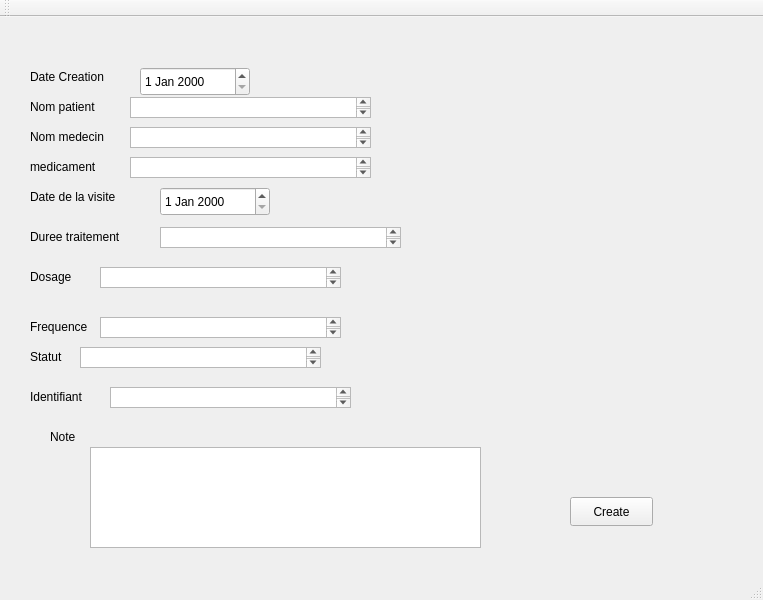
This is mainwindow.ui in ProjetCpp-2425/projetcpp-smart-pharmacy as Qt 5 draws it before an edit. The edited form follows.
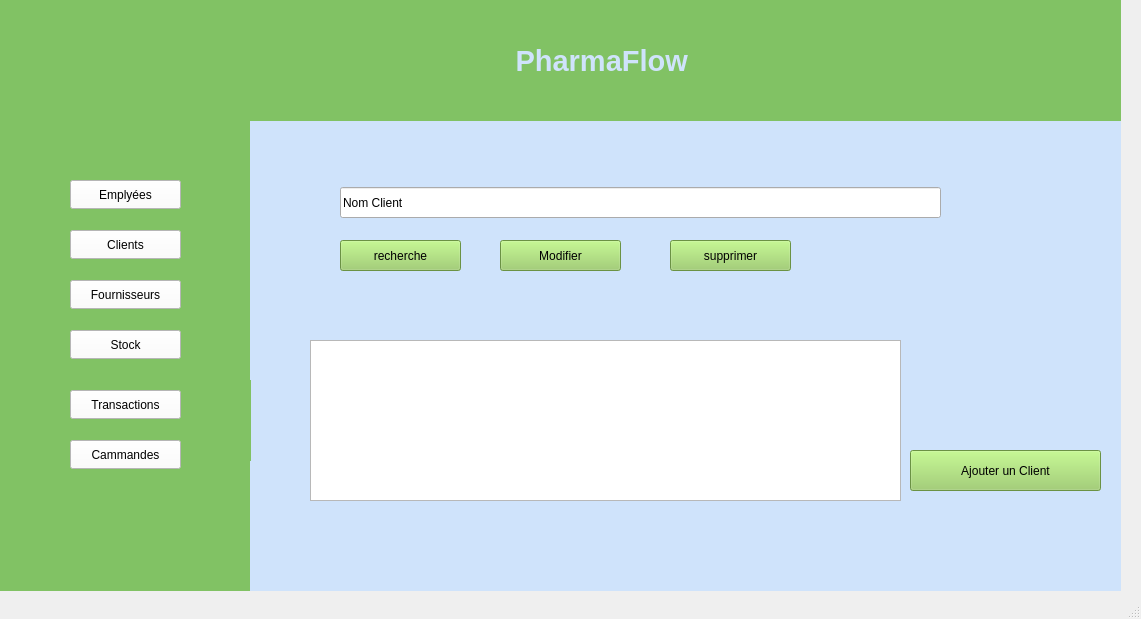
This is the edited form. Icons and pictures are not drawn.

The edit to the form file:
```diff
--- a/mainwindow.ui
+++ b/mainwindow.ui
@@ -6,302 +6,440 @@
    <rect>
     <x>0</x>
     <y>0</y>
-    <width>763</width>
-    <height>600</height>
+    <width>1141</width>
+    <height>619</height>
    </rect>
   </property>
   <property name="windowTitle">
-   <string>Gestion des Clients</string>
+   <string>MainWindow</string>
   </property>
-  <widget class="QWidget" name="centralWidget">
-   <widget class="QPushButton" name="pushButton">
+  <widget class="QWidget" name="centralwidget">
+   <widget class="QPushButton" name="Create">
     <property name="geometry">
      <rect>
-      <x>570</x>
-      <y>480</y>
-      <width>83</width>
-      <height>29</height>
+      <x>910</x>
+      <y>450</y>
+      <width>191</width>
+      <height>41</height>
      </rect>
     </property>
+    <property name="styleSheet">
+     <string notr="true">background-color :rgb(150, 205, 95);
+color:rgb(0,0,0);</string>
+    </property>
     <property name="text">
-     <string>Create</string>
+     <string>Ajouter un Client</string>
     </property>
    </widget>
-   <widget class="QLabel" name="label_2">
+   <widget class="QPushButton" name="chercher">
     <property name="geometry">
      <rect>
-      <x>30</x>
-      <y>50</y>
+      <x>340</x>
+      <y>240</y>
       <width>121</width>
-      <height>20</height>
+      <height>31</height>
      </rect>
     </property>
+    <property name="styleSheet">
+     <string notr="true">background-color :rgb(150, 205, 95);
+color:rgb(0,0,0);</string>
+    </property>
     <property name="text">
-     <string>Date Creation</string>
+     <string>recherche</string>
     </property>
    </widget>
-   <widget class="QLabel" name="label_3">
+   <widget class="QLineEdit" name="idRecherche">
     <property name="geometry">
      <rect>
-      <x>30</x>
-      <y>170</y>
+      <x>340</x>
+      <y>187</y>
+      <width>601</width>
+      <height>31</height>
+     </rect>
+    </property>
+    <property name="text">
+     <string>Nom Client</string>
+    </property>
+   </widget>
+   <widget class="QTableView" name="tableaffiche">
+    <property name="geometry">
+     <rect>
+      <x>310</x>
+      <y>340</y>
+      <width>591</width>
+      <height>161</height>
+     </rect>
+    </property>
+   </widget>
+   <widget class="QPushButton" name="pushButton_8">
+    <property name="geometry">
+     <rect>
+      <x>70</x>
+      <y>180</y>
       <width>111</width>
-      <height>20</height>
+      <height>29</height>
      </rect>
     </property>
+    <property name="styleSheet">
+     <string notr="true">background-color:rgb(255, 255, 255);
+color: rgb(0, 0, 0);</string>
+    </property>
     <property name="text">
-     <string>Date de la visite</string>
+     <string>Emplyées</string>
     </property>
    </widget>
    <widget class="QLabel" name="label_4">
     <property name="geometry">
      <rect>
-      <x>30</x>
-      <y>300</y>
-      <width>111</width>
-      <height>20</height>
+      <x>0</x>
+      <y>380</y>
+      <width>251</width>
+      <height>81</height>
      </rect>
     </property>
-    <property name="text">
-     <string>Frequence</string>
+    <property name="font">
+     <font>
+      <pointsize>20</pointsize>
+     </font>
     </property>
-   </widget>
-   <widget class="QLabel" name="label_5">
-    <property name="geometry">
-     <rect>
-      <x>50</x>
-      <y>410</y>
-      <width>63</width>
-      <height>20</height>
-     </rect>
+    <property name="styleSheet">
+     <string notr="true">background-color : rgb(129, 194, 100);
+color: rgb(0, 0, 0);</string>
     </property>
     <property name="text">
-     <string>Note</string>
+     <string/>
     </property>
    </widget>
-   <widget class="QLabel" name="label_6">
+   <widget class="QFrame" name="frame">
     <property name="geometry">
      <rect>
-      <x>30</x>
-      <y>250</y>
-      <width>63</width>
-      <height>20</height>
+      <x>280</x>
+      <y>450</y>
+      <width>120</width>
+      <height>80</height>
      </rect>
     </property>
-    <property name="text">
-     <string>Dosage</string>
-    </property>
-   </widget>
-   <widget class="QLabel" name="label_7">
-    <property name="geometry">
-     <rect>
-      <x>30</x>
-      <y>210</y>
-      <width>141</width>
-      <height>20</height>
-     </rect>
-    </property>
-    <property name="text">
-     <string>Duree traitement</string>
+    <property name="frameShape">
+     <enum>QFrame::NoFrame</enum>
     </property>
    </widget>
    <widget class="QLabel" name="label_8">
     <property name="geometry">
      <rect>
-      <x>30</x>
-      <y>140</y>
-      <width>101</width>
-      <height>20</height>
+      <x>0</x>
+      <y>0</y>
+      <width>231</width>
+      <height>151</height>
      </rect>
     </property>
     <property name="text">
-     <string>medicament</string>
+     <string/>
+    </property>
+    <property name="pixmap">
+     <pixmap>../../Downloads/461755449_1268358064169284_209251640662597698_n.png</pixmap>
+    </property>
+    <property name="scaledContents">
+     <bool>true</bool>
+    </property>
+   </widget>
+   <widget class="QPushButton" name="pushButton_5">
+    <property name="geometry">
+     <rect>
+      <x>70</x>
+      <y>390</y>
+      <width>111</width>
+      <height>29</height>
+     </rect>
+    </property>
+    <property name="styleSheet">
+     <string notr="true">background-color:rgb(255, 255, 255);
+color: rgb(0, 0, 0);</string>
+    </property>
+    <property name="text">
+     <string>Transactions</string>
+    </property>
+   </widget>
+   <widget class="QPushButton" name="pushButton_7">
+    <property name="geometry">
+     <rect>
+      <x>70</x>
+      <y>330</y>
+      <width>111</width>
+      <height>29</height>
+     </rect>
+    </property>
+    <property name="styleSheet">
+     <string notr="true">background-color:rgb(255, 255, 255);
+color: rgb(0, 0, 0);</string>
+    </property>
+    <property name="text">
+     <string>Stock</string>
+    </property>
+   </widget>
+   <widget class="QPushButton" name="pushButton_9">
+    <property name="geometry">
+     <rect>
+      <x>70</x>
+      <y>440</y>
+      <width>111</width>
+      <height>29</height>
+     </rect>
+    </property>
+    <property name="styleSheet">
+     <string notr="true">background-color:rgb(255, 255, 255);
+color: rgb(0, 0, 0);</string>
+    </property>
+    <property name="text">
+     <string>Cammandes</string>
+    </property>
+   </widget>
+   <widget class="QLabel" name="label_6">
+    <property name="geometry">
+     <rect>
+      <x>250</x>
+      <y>0</y>
+      <width>871</width>
+      <height>121</height>
+     </rect>
+    </property>
+    <property name="font">
+     <font>
+      <family>Segoe UI</family>
+      <pointsize>22</pointsize>
+      <italic>false</italic>
+      <bold>true</bold>
+     </font>
+    </property>
+    <property name="styleSheet">
+     <string notr="true">background-color : rgb(129, 194, 100);
+color: rgb(207,227,251);
+font: 700 22pt &quot;Segoe UI&quot;;</string>
+    </property>
+    <property name="text">
+     <string>                                 PharmaFlow</string>
+    </property>
+   </widget>
+   <widget class="QLabel" name="label_5">
+    <property name="geometry">
+     <rect>
+      <x>0</x>
+      <y>300</y>
+      <width>251</width>
+      <height>81</height>
+     </rect>
+    </property>
+    <property name="font">
+     <font>
+      <pointsize>20</pointsize>
+     </font>
+    </property>
+    <property name="styleSheet">
+     <string notr="true">background-color : rgb(129, 194, 100);
+color: rgb(0, 0, 0);</string>
+    </property>
+    <property name="text">
+     <string/>
+    </property>
+   </widget>
+   <widget class="QPushButton" name="pushButton_6">
+    <property name="geometry">
+     <rect>
+      <x>70</x>
+      <y>280</y>
+      <width>111</width>
+      <height>29</height>
+     </rect>
+    </property>
+    <property name="styleSheet">
+     <string notr="true">background-color:rgb(255, 255, 255);
+color: rgb(0, 0, 0);</string>
+    </property>
+    <property name="text">
+     <string>Fournisseurs</string>
     </property>
    </widget>
    <widget class="QLabel" name="label_9">
     <property name="geometry">
      <rect>
-      <x>30</x>
-      <y>80</y>
+      <x>-10</x>
+      <y>0</y>
+      <width>231</width>
+      <height>181</height>
+     </rect>
+    </property>
+    <property name="text">
+     <string/>
+    </property>
+    <property name="pixmap">
+     <pixmap>../../Documents/461755449_1268358064169284_209251640662597698_n.png</pixmap>
+    </property>
+    <property name="scaledContents">
+     <bool>true</bool>
+    </property>
+   </widget>
+   <widget class="QLabel" name="label_3">
+    <property name="geometry">
+     <rect>
+      <x>0</x>
+      <y>460</y>
+      <width>251</width>
+      <height>131</height>
+     </rect>
+    </property>
+    <property name="font">
+     <font>
+      <pointsize>20</pointsize>
+     </font>
+    </property>
+    <property name="styleSheet">
+     <string notr="true">background-color : rgb(129, 194, 100);
+color: rgb(0, 0, 0);</string>
+    </property>
+    <property name="text">
+     <string/>
+    </property>
+   </widget>
+   <widget class="QPushButton" name="pushButton_4">
+    <property name="geometry">
+     <rect>
+      <x>70</x>
+      <y>230</y>
       <width>111</width>
-      <height>20</height>
+      <height>29</height>
      </rect>
     </property>
+    <property name="styleSheet">
+     <string notr="true">background-color:rgb(255, 255, 255);
+color: rgb(0, 0, 0);
+</string>
+    </property>
     <property name="text">
-     <string>Nom patient</string>
+     <string>Clients</string>
     </property>
    </widget>
-   <widget class="QLabel" name="label_10">
+   <widget class="QLabel" name="label_7">
     <property name="geometry">
      <rect>
-      <x>30</x>
-      <y>110</y>
-      <width>121</width>
-      <height>20</height>
+      <x>250</x>
+      <y>120</y>
+      <width>871</width>
+      <height>471</height>
      </rect>
     </property>
+    <property name="styleSheet">
+     <string notr="true">background-color :rgb(207,227,251)</string>
+    </property>
     <property name="text">
-     <string>Nom medecin</string>
+     <string/>
     </property>
    </widget>
-   <widget class="QLabel" name="label_11">
+   <widget class="QLabel" name="label_2">
     <property name="geometry">
      <rect>
-      <x>30</x>
-      <y>330</y>
-      <width>63</width>
-      <height>20</height>
+      <x>0</x>
+      <y>-10</y>
+      <width>251</width>
+      <height>311</height>
      </rect>
     </property>
+    <property name="font">
+     <font>
+      <pointsize>20</pointsize>
+     </font>
+    </property>
+    <property name="styleSheet">
+     <string notr="true">background-color : rgb(129, 194, 100);
+color: rgb(0, 0, 0);</string>
+    </property>
     <property name="text">
-     <string>Statut</string>
+     <string/>
     </property>
    </widget>
    <widget class="QLabel" name="label">
     <property name="geometry">
      <rect>
-      <x>30</x>
-      <y>370</y>
-      <width>91</width>
-      <height>20</height>
+      <x>0</x>
+      <y>0</y>
+      <width>251</width>
+      <height>221</height>
      </rect>
     </property>
     <property name="text">
-     <string>Identifiant</string>
+     <string/>
     </property>
-   </widget>
-   <widget class="QDateEdit" name="dateEdit">
-    <property name="geometry">
-     <rect>
-      <x>160</x>
-      <y>170</y>
-      <width>110</width>
-      <height>29</height>
-     </rect>
+    <property name="pixmap">
+     <pixmap>../../Documents/logo.png</pixmap>
     </property>
    </widget>
-   <widget class="QDateEdit" name="dateEdit_2">
+   <widget class="QPushButton" name="modifier">
     <property name="geometry">
      <rect>
-      <x>140</x>
-      <y>50</y>
-      <width>110</width>
-      <height>29</height>
+      <x>500</x>
+      <y>240</y>
+      <width>121</width>
+      <height>31</height>
      </rect>
     </property>
-   </widget>
-   <widget class="QTextEdit" name="textEdit">
-    <property name="geometry">
-     <rect>
-      <x>130</x>
-      <y>80</y>
-      <width>241</width>
-      <height>21</height>
-     </rect>
+    <property name="styleSheet">
+     <string notr="true">background-color :rgb(150, 205, 95);
+color:rgb(0,0,0);</string>
     </property>
-   </widget>
-   <widget class="QTextEdit" name="textEdit_2">
-    <property name="geometry">
-     <rect>
-      <x>130</x>
-      <y>110</y>
-      <width>241</width>
-      <height>21</height>
-     </rect>
+    <property name="text">
+     <string>Modifier</string>
     </property>
    </widget>
-   <widget class="QTextEdit" name="textEdit_3">
+   <widget class="QPushButton" name="supprimer">
     <property name="geometry">
      <rect>
-      <x>130</x>
-      <y>140</y>
-      <width>241</width>
-      <height>21</height>
+      <x>670</x>
+      <y>240</y>
+      <width>121</width>
+      <height>31</height>
      </rect>
     </property>
-   </widget>
-   <widget class="QTextEdit" name="textEdit_4">
-    <property name="geometry">
-     <rect>
-      <x>160</x>
-      <y>210</y>
-      <width>241</width>
-      <height>21</height>
-     </rect>
+    <property name="styleSheet">
+     <string notr="true">background-color :rgb(150, 205, 95);
+color:rgb(0,0,0);</string>
     </property>
-   </widget>
-   <widget class="QTextEdit" name="textEdit_5">
-    <property name="geometry">
-     <rect>
-      <x>100</x>
-      <y>250</y>
-      <width>241</width>
-      <height>21</height>
-     </rect>
+    <property name="text">
+     <string>supprimer</string>
     </property>
    </widget>
-   <widget class="QTextEdit" name="textEdit_6">
-    <property name="geometry">
-     <rect>
-      <x>100</x>
-      <y>300</y>
-      <width>241</width>
-      <height>21</height>
-     </rect>
-    </property>
-   </widget>
-   <widget class="QTextEdit" name="textEdit_7">
-    <property name="geometry">
-     <rect>
-      <x>80</x>
-      <y>330</y>
-      <width>241</width>
-      <height>21</height>
-     </rect>
-    </property>
-   </widget>
-   <widget class="QTextEdit" name="textEdit_8">
-    <property name="geometry">
-     <rect>
-      <x>110</x>
-      <y>370</y>
-      <width>241</width>
-      <height>21</height>
-     </rect>
-    </property>
-   </widget>
-   <widget class="QTextEdit" name="textEdit_9">
-    <property name="geometry">
-     <rect>
-      <x>90</x>
-      <y>430</y>
-      <width>391</width>
-      <height>101</height>
-     </rect>
-    </property>
-   </widget>
+   <zorder>label_3</zorder>
+   <zorder>label_5</zorder>
+   <zorder>label_2</zorder>
+   <zorder>label</zorder>
+   <zorder>label_7</zorder>
+   <zorder>Create</zorder>
+   <zorder>chercher</zorder>
+   <zorder>idRecherche</zorder>
+   <zorder>tableaffiche</zorder>
+   <zorder>pushButton_8</zorder>
+   <zorder>label_4</zorder>
+   <zorder>frame</zorder>
+   <zorder>label_8</zorder>
+   <zorder>pushButton_5</zorder>
+   <zorder>pushButton_7</zorder>
+   <zorder>pushButton_9</zorder>
+   <zorder>label_6</zorder>
+   <zorder>pushButton_6</zorder>
+   <zorder>label_9</zorder>
+   <zorder>pushButton_4</zorder>
+   <zorder>modifier</zorder>
+   <zorder>supprimer</zorder>
   </widget>
-  <widget class="QMenuBar" name="menuBar">
+  <widget class="QMenuBar" name="menubar">
    <property name="geometry">
     <rect>
      <x>0</x>
      <y>0</y>
-     <width>763</width>
+     <width>1141</width>
      <height>25</height>
     </rect>
    </property>
   </widget>
-  <widget class="QToolBar" name="mainToolBar">
-   <attribute name="toolBarArea">
-    <enum>TopToolBarArea</enum>
-   </attribute>
-   <attribute name="toolBarBreak">
-    <bool>false</bool>
-   </attribute>
-  </widget>
-  <widget class="QStatusBar" name="statusBar"/>
+  <widget class="QStatusBar" name="statusbar"/>
  </widget>
- <layoutdefault spacing="6" margin="11"/>
  <resources/>
  <connections/>
 </ui>
```
